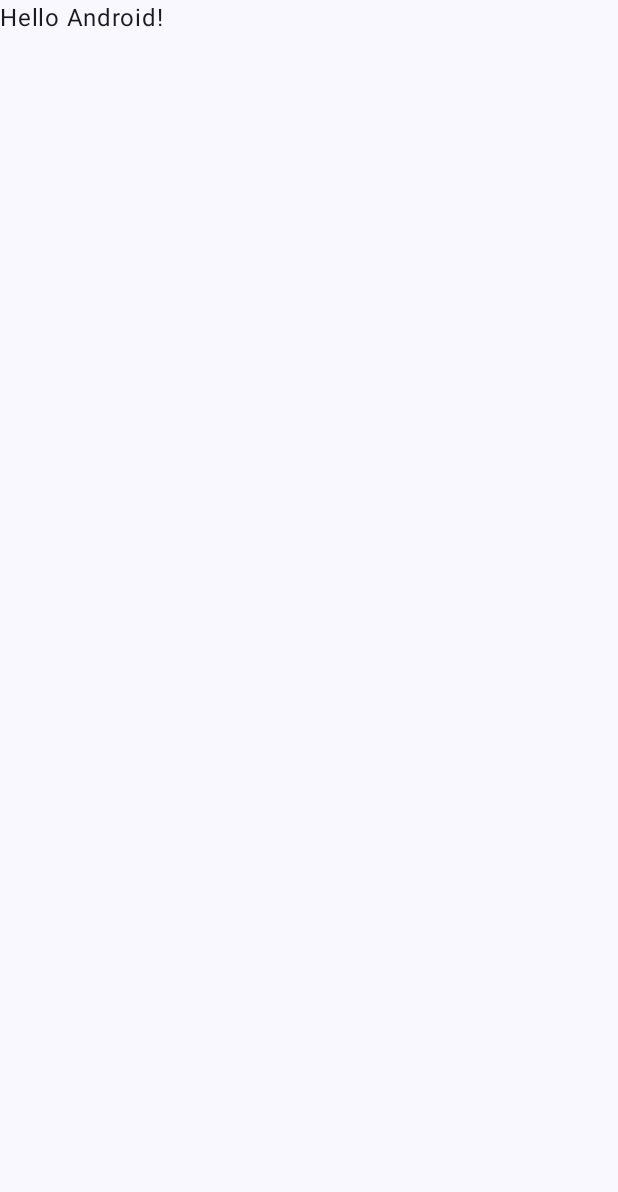
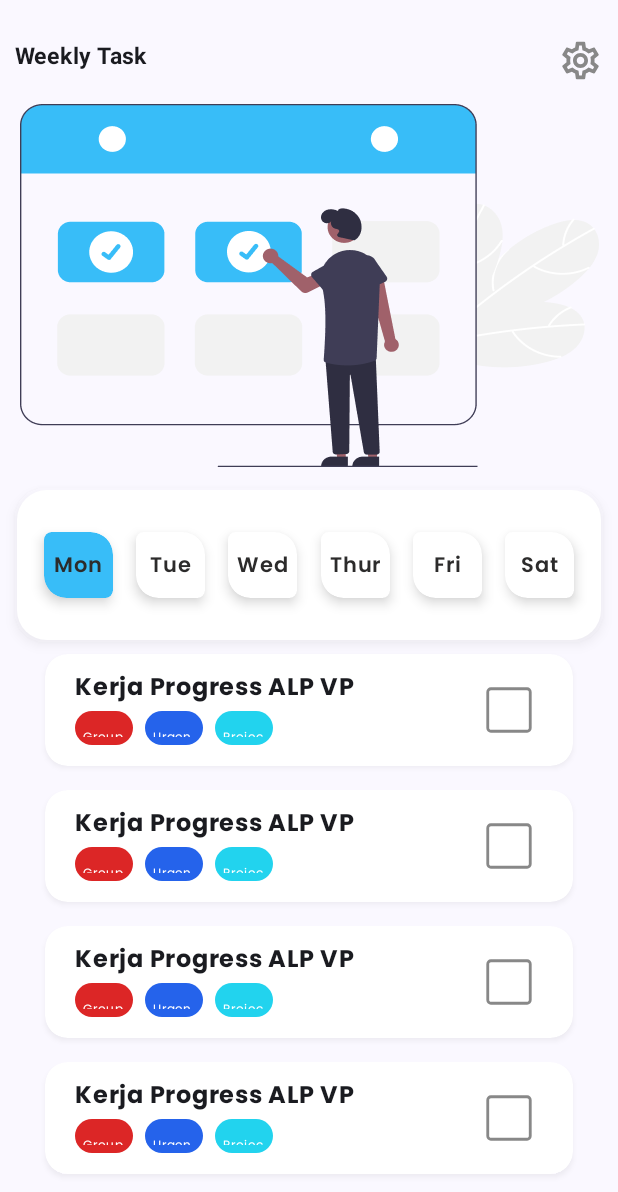
Before and after one commit to jasonmiracleg/ALP_VP, an Android app built with Jetpack Compose: the screen it shows after launch (MainActivity), on a phone screen of 412 x 824 dp. Before the commit the part shown is almost empty. Shown: the top 1192 px of the screen. Run offline under Robolectric (Android 15) with nearby library versions, the phone set to English and light mode, and no system bars.

Commit message:
feature: add view todolist

```diff
--- a/app/build.gradle.kts
+++ b/app/build.gradle.kts
@@ -5,7 +5,7 @@ plugins {
 
 android {
     namespace = "com.example.alp_vp"
-    compileSdk = 33
+    compileSdk = 34
 
     defaultConfig {
         applicationId = "com.example.alp_vp"
--- a/app/src/main/java/com/example/alp_vp/MainActivity.kt
+++ b/app/src/main/java/com/example/alp_vp/MainActivity.kt
@@ -11,6 +11,10 @@ import androidx.compose.runtime.Composable
 import androidx.compose.ui.Modifier
 import androidx.compose.ui.tooling.preview.Preview
 import com.example.alp_vp.ui.theme.ALP_VPTheme
+import com.example.alp_vp.ui.view.to_do_list.FormCreateView
+import com.example.alp_vp.ui.view.to_do_list.HomeView
+import com.example.alp_vp.ui.view.to_do_list.WeeklyTaskPreview
+import com.example.alp_vp.ui.view.to_do_list.WeeklyTaskView
 
 class MainActivity : ComponentActivity() {
     override fun onCreate(savedInstanceState: Bundle?) {
@@ -22,25 +26,9 @@ class MainActivity : ComponentActivity() {
                     modifier = Modifier.fillMaxSize(),
                     color = MaterialTheme.colorScheme.background
                 ) {
-                    Greeting("Android")
+                    WeeklyTaskView()
                 }
             }
         }
     }
 }
-
-@Composable
-fun Greeting(name: String, modifier: Modifier = Modifier) {
-    Text(
-        text = "Hello $name!",
-        modifier = modifier
-    )
-}
-
-@Preview(showBackground = true)
-@Composable
-fun GreetingPreview() {
-    ALP_VPTheme {
-        Greeting("Android")
-    }
-}
--- /dev/null
+++ b/app/src/main/java/com/example/alp_vp/ui/component/oneWeekCard.kt
@@ -0,0 +1,177 @@
+package com.example.alp_vp.ui.component
+
+import androidx.compose.foundation.background
+import androidx.compose.foundation.layout.Arrangement
+import androidx.compose.foundation.layout.Box
+import androidx.compose.foundation.layout.Row
+import androidx.compose.foundation.layout.height
+import androidx.compose.foundation.layout.padding
+import androidx.compose.foundation.layout.width
+import androidx.compose.foundation.shape.RoundedCornerShape
+import androidx.compose.material3.Text
+import androidx.compose.runtime.Composable
+import androidx.compose.ui.Alignment
+import androidx.compose.ui.Modifier
+import androidx.compose.ui.draw.shadow
+import androidx.compose.ui.graphics.Color
+import androidx.compose.ui.text.font.FontWeight
+import androidx.compose.ui.unit.dp
+import androidx.compose.ui.unit.sp
+import com.example.alp_vp.ui.theme.poppins
+
+@Composable
+fun oneWeekCard(){
+    Box{
+        Row (
+            modifier = Modifier
+                .shadow(
+                    elevation = 4.dp,
+                    spotColor = Color(0x40000000),
+                    ambientColor = Color(0x40000000),
+                    shape = RoundedCornerShape(size = 20.dp)
+                )
+                .padding(1.dp)
+                .width(405.dp)
+                .height(100.dp)
+                .background(color = Color(0xFFFFFFFF), shape = RoundedCornerShape(size = 20.dp))
+                .padding(18.dp,18.dp),
+            horizontalArrangement = Arrangement.SpaceBetween,
+            verticalAlignment = Alignment.CenterVertically
+        ){
+            Box(
+                modifier = Modifier
+                    .shadow(
+                        elevation = 5.dp,
+                        spotColor = Color(0xFF0F0F0F),
+                        ambientColor = Color(0x40000000),
+                        shape = RoundedCornerShape(5.dp, 15.dp,5.dp,15.dp)
+                    )
+                    .width(46.dp)
+                    .height(44.dp)
+                    .background(color = Color(0xFF38BDF8), shape = RoundedCornerShape(5.dp, 15.dp,5.dp,15.dp))
+
+            ){
+                Text(
+                    text = "Mon",
+                    fontSize = 14.sp,
+                    fontFamily = poppins,
+                    fontWeight = FontWeight(600),
+                    color = Color(0xFF2C2B2B),
+                    modifier = Modifier
+                        .align(Alignment.Center)
+                )
+            }
+            Box(
+                Modifier
+                    .shadow(
+                        elevation = 5.dp,
+                        spotColor = Color(0xFF0F0F0F),
+                        ambientColor = Color(0x40000000),
+                        shape = RoundedCornerShape(5.dp, 15.dp,5.dp,15.dp)
+                    )
+                    .width(46.dp)
+                    .height(44.dp)
+                    .background(color = Color(0xFFFFFFFF), shape = RoundedCornerShape(5.dp, 15.dp,5.dp,15.dp))
+            ){
+                Text(
+                    text = "Tue",
+                    fontSize = 14.sp,
+                    fontFamily = poppins,
+                    fontWeight = FontWeight(600),
+                    color = Color(0xFF2C2B2B),
+                    modifier = Modifier
+                        .align(Alignment.Center)
+                )
+            }
+            Box(
+                Modifier
+                    .shadow(
+                        elevation = 5.dp,
+                        spotColor = Color(0xFF0F0F0F),
+                        ambientColor = Color(0x40000000),
+                        shape = RoundedCornerShape(5.dp, 15.dp,5.dp,15.dp)
+                    )
+                    .width(46.dp)
+                    .height(44.dp)
+                    .background(color = Color(0xFFFFFFFF), shape = RoundedCornerShape(5.dp, 15.dp,5.dp,15.dp))
+
+            ){
+                Text(text = "Wed",
+                    fontSize = 14.sp,
+                    fontFamily = poppins,
+                    fontWeight = FontWeight(600),
+                    color = Color(0xFF2C2B2B),
+                    modifier = Modifier
+                        .align(Alignment.Center)
+                )
+            }
+            Box(
+                Modifier
+                    .shadow(
+                        elevation = 5.dp,
+                        spotColor = Color(0xFF0F0F0F),
+                        ambientColor = Color(0x40000000),
+                        shape = RoundedCornerShape(5.dp, 15.dp,5.dp,15.dp)
+                    )
+                    .width(46.dp)
+                    .height(44.dp)
+                    .background(color = Color(0xFFFFFFFF), shape = RoundedCornerShape(5.dp, 15.dp,5.dp,15.dp))
+
+            ){
+                Text(text = "Thur",
+                    fontSize = 14.sp,
+                    fontFamily = poppins,
+                    fontWeight = FontWeight(600),
+                    color = Color(0xFF2C2B2B),
+                    modifier = Modifier
+                        .align(Alignment.Center)
+                )
+            }
+            Box(
+                Modifier
+                    .shadow(
+                        elevation = 5.dp,
+                        spotColor = Color(0xFF0F0F0F),
+                        ambientColor = Color(0x40000000),
+                        shape = RoundedCornerShape(5.dp, 15.dp,5.dp,15.dp)
+                    )
+                    .width(46.dp)
+                    .height(44.dp)
+                    .background(color = Color(0xFFFFFFFF), shape = RoundedCornerShape(5.dp, 15.dp,5.dp,15.dp))
+
+            ){
+                Text(text = "Fri",
+                    fontSize = 14.sp,
+                    fontFamily = poppins,
+                    fontWeight = FontWeight(600),
+                    color = Color(0xFF2C2B2B),
+                    modifier = Modifier
+                        .align(Alignment.Center)
+                )
+            }
+            Box(
+                Modifier
+                    .shadow(
+                        elevation = 5.dp,
+                        spotColor = Color(0xFF0F0F0F),
+                        ambientColor = Color(0x40000000),
+                        shape = RoundedCornerShape(5.dp, 15.dp,5.dp,15.dp)
+                    )
+                    .width(46.dp)
+                    .height(44.dp)
+                    .background(color = Color(0xFFFFFFFF), shape = RoundedCornerShape(5.dp, 15.dp,5.dp,15.dp))
+
+            ){
+                Text(text = "Sat",
+                    fontSize = 14.sp,
+                    fontFamily = poppins,
+                    fontWeight = FontWeight(600),
+                    color = Color(0xFF2C2B2B),
+                    modifier = Modifier
+                        .align(Alignment.Center)
+                )
+            }
+        }
+
+    }
+}
--- /dev/null
+++ b/app/src/main/java/com/example/alp_vp/ui/component/todolistCard.kt
@@ -0,0 +1,145 @@
+package com.example.alp_vp.ui.component
+
+import androidx.compose.foundation.background
+import androidx.compose.foundation.clickable
+import androidx.compose.foundation.layout.Arrangement
+import androidx.compose.foundation.layout.Box
+import androidx.compose.foundation.layout.Column
+import androidx.compose.foundation.layout.Row
+import androidx.compose.foundation.layout.fillMaxWidth
+import androidx.compose.foundation.layout.height
+import androidx.compose.foundation.layout.padding
+import androidx.compose.foundation.layout.size
+import androidx.compose.foundation.layout.width
+import androidx.compose.foundation.shape.CircleShape
+import androidx.compose.foundation.shape.RoundedCornerShape
+import androidx.compose.material3.Icon
+import androidx.compose.material3.Text
+import androidx.compose.runtime.Composable
+import androidx.compose.runtime.getValue
+import androidx.compose.runtime.mutableStateOf
+import androidx.compose.runtime.saveable.rememberSaveable
+import androidx.compose.runtime.setValue
+import androidx.compose.ui.Alignment
+import androidx.compose.ui.Modifier
+import androidx.compose.ui.draw.shadow
+import androidx.compose.ui.graphics.Color
+import androidx.compose.ui.res.painterResource
+import androidx.compose.ui.text.font.FontWeight
+import androidx.compose.ui.unit.dp
+import androidx.compose.ui.unit.sp
+import com.example.alp_vp.R
+import com.example.alp_vp.ui.theme.poppins
+
+val merah = Color(0xFFDC2626)
+val biru = Color(0xFF2563EB)
+val biruMuda = Color(0xFF22D3EE)
+
+@Composable
+fun todoListCard(){
+    var isChecked by rememberSaveable { mutableStateOf(false) }
+
+    Box(
+        modifier = Modifier
+            .padding(20.dp, 8.dp)
+            .shadow(
+                elevation = 2.dp,
+                spotColor = Color(0x40000000),
+                ambientColor = Color(0x40000000),
+                shape = RoundedCornerShape(15.dp)
+            )
+            .background(color = Color(0xFFFFFFFF), shape = RoundedCornerShape(15.dp))
+            .padding(20.dp, 10.dp)
+            .fillMaxWidth()
+    ){
+        Column (
+            modifier = Modifier
+                .fillMaxWidth()
+        ){
+            Row (
+                verticalAlignment = Alignment.CenterVertically,
+
+                ){
+                Column (
+                    modifier = Modifier
+                        .weight(0.8f)
+                ){
+                    Text(
+                        text = "Kerja Progress ALP VP",
+                        fontFamily = poppins,
+                        fontWeight = FontWeight.Bold,
+                        fontSize = 16.sp
+                    )
+                    Row (
+                        horizontalArrangement = Arrangement.SpaceEvenly
+                    ){
+                        Text(
+                            text = "Group",
+                            modifier = Modifier
+                                .padding(top = 4.dp, bottom = 4.dp, end = 8.dp)
+                                .background(merah, shape = CircleShape)
+                                .padding(5.dp)
+                                .width(28.dp)
+                                .height(12.dp),
+                            color = Color.White,
+                            fontFamily = poppins,
+                            fontSize = 8.sp
+                        )
+                        Text(
+                            text = "Urgent",
+                            modifier = Modifier
+                                .padding(top = 4.dp, bottom = 4.dp, end = 8.dp)
+                                .background(biru, shape = CircleShape)
+                                .padding(5.dp)
+                                .width(28.dp)
+                                .height(12.dp),
+                            color = Color.White,
+                            fontFamily = poppins,
+                            fontSize = 8.sp
+                        )
+                        Text(
+                            text = "Project",
+                            modifier = Modifier
+                                .padding(top = 4.dp, bottom = 4.dp, end = 8.dp)
+                                .background(biruMuda, shape = CircleShape)
+                                .padding(5.dp)
+                                .width(28.dp)
+                                .height(12.dp),
+                            color = Color.White,
+                            fontFamily = poppins,
+                            fontSize = 8.sp
+                        )
+                    }
+                }
+
+                if (isChecked){
+                    Icon(
+                        painterResource(id = R.drawable.checkbox_selesai),
+                        contentDescription = null,
+                        modifier = Modifier
+                            .size(45.dp)
+                            .width(1.dp)
+                            .clickable {
+                                isChecked = false;
+                            },
+                        tint = Color.Gray,
+                    )
+                }
+                else{
+                    Icon(
+                        painterResource(id = R.drawable.checkbox_blank),
+                        contentDescription = null,
+                        modifier = Modifier
+                            .size(45.dp)
+                            .width(1.dp)
+                            .clickable {
+                                isChecked =true;
+                            },
+                        tint = Color.Gray,
+                    )
+                }
+
+            }
+        }
+    }
+}
--- a/app/src/main/java/com/example/alp_vp/ui/theme/Type.kt
+++ b/app/src/main/java/com/example/alp_vp/ui/theme/Type.kt
@@ -2,9 +2,11 @@ package com.example.alp_vp.ui.theme
 
 import androidx.compose.material3.Typography
 import androidx.compose.ui.text.TextStyle
+import androidx.compose.ui.text.font.Font
 import androidx.compose.ui.text.font.FontFamily
 import androidx.compose.ui.text.font.FontWeight
 import androidx.compose.ui.unit.sp
+import com.example.alp_vp.R
 
 // Set of Material typography styles to start with
 val Typography = Typography(
@@ -32,3 +34,10 @@ val Typography = Typography(
     )
     */
 )
+
+val poppins = FontFamily(
+    Font(R.font.poppins_regular, FontWeight.Normal),
+    Font(R.font.poppins_medium, FontWeight.Medium),
+    Font(R.font.poppins_bold, FontWeight.Bold),
+    Font(R.font.poppins_semibold, FontWeight.SemiBold),
+)
--- /dev/null
+++ b/app/src/main/java/com/example/alp_vp/ui/view/to_do_list/WeeklyTaskView.kt
@@ -0,0 +1,69 @@
+package com.example.alp_vp.ui.view.to_do_list
+
+import androidx.compose.foundation.Image
+import androidx.compose.foundation.layout.Column
+import androidx.compose.foundation.layout.Row
+import androidx.compose.foundation.layout.Spacer
+import androidx.compose.foundation.layout.padding
+import androidx.compose.foundation.layout.size
+import androidx.compose.foundation.lazy.LazyColumn
+import androidx.compose.material.icons.Icons
+import androidx.compose.material.icons.outlined.Settings
+import androidx.compose.material3.Icon
+import androidx.compose.material3.Text
+import androidx.compose.runtime.Composable
+import androidx.compose.ui.Alignment
+import androidx.compose.ui.Modifier
+import androidx.compose.ui.graphics.Color
+import androidx.compose.ui.res.painterResource
+import androidx.compose.ui.text.font.FontWeight
+import androidx.compose.ui.tooling.preview.Preview
+import androidx.compose.ui.unit.dp
+import androidx.compose.ui.unit.sp
+import com.example.alp_vp.R
+import com.example.alp_vp.ui.component.oneWeekCard
+import com.example.alp_vp.ui.component.todoListCard
+
+@Composable
+fun WeeklyTaskView(){
+     Column (
+         horizontalAlignment = Alignment.CenterHorizontally,
+         modifier = Modifier
+             .padding(10.dp, 25.dp)
+     ){
+         Row {
+             Text(
+                 text = "Weekly Task",
+                 fontSize = 15.sp,
+                 fontWeight = FontWeight.Bold
+             )
+             Spacer(modifier = Modifier.weight(1f))
+             Icon(
+                 imageVector = Icons.Outlined.Settings,
+                 contentDescription = null,
+                 modifier = Modifier
+                     .size(30.dp),
+                 tint = Color.Gray
+             )
+         }
+         Image(
+             painter = painterResource(id = R.drawable.gambar_weeklytask),
+             contentDescription = null,
+             modifier = Modifier
+                 .padding(vertical = 14.dp)
+         )
+         oneWeekCard()
+         LazyColumn{
+             items(5){
+                 todoListCard()
+             }
+         }
+     }
+}
+
+
+@Preview(showBackground = true, showSystemUi = true)
+@Composable
+fun WeeklyTaskPreview(){
+    WeeklyTaskView()
+}
--- /dev/null
+++ b/app/src/main/res/drawable-nodpi/checkbox_blank.xml
@@ -0,0 +1,9 @@
+<vector xmlns:android="http://schemas.android.com/apk/res/android"
+    android:width="24dp"
+    android:height="24dp"
+    android:viewportWidth="960"
+    android:viewportHeight="960">
+  <path
+      android:fillColor="#FF000000"
+      android:pathData="M224.62,800Q197,800 178.5,781.5 160,763 160,735.39v-510.77Q160,197 178.5,178.5 197,160 224.62,160h510.77Q763,160 781.5,178.5 800,197 800,224.61v510.77Q800,763 781.5,781.5 763,800 735.39,800h-510.77ZM224.62,760h510.77q9.23,0 16.92,-7.69Q760,744.61 760,735.39v-510.77q0,-9.23 -7.69,-16.92Q744.61,200 735.39,200h-510.77q-9.23,0 -16.92,7.69Q200,215.39 200,224.61v510.77q0,9.23 7.69,16.92Q215.38,760 224.62,760Z"/>
+</vector>
--- /dev/null
+++ b/app/src/main/res/drawable-nodpi/checkbox_selesai.xml
@@ -0,0 +1,9 @@
+<vector xmlns:android="http://schemas.android.com/apk/res/android"
+    android:width="24dp"
+    android:height="24dp"
+    android:viewportWidth="960"
+    android:viewportHeight="960">
+  <path
+      android:fillColor="#FF000000"
+      android:pathData="m424,620.31 l255.85,-255.85 -28.31,-28.31L424,563.69l-114,-114L281.69,478 424,620.31ZM224.62,800Q197,800 178.5,781.5 160,763 160,735.39v-510.77Q160,197 178.5,178.5 197,160 224.62,160h510.77Q763,160 781.5,178.5 800,197 800,224.61v510.77Q800,763 781.5,781.5 763,800 735.39,800h-510.77ZM224.62,760h510.77q9.23,0 16.92,-7.69Q760,744.61 760,735.39v-510.77q0,-9.23 -7.69,-16.92Q744.61,200 735.39,200h-510.77q-9.23,0 -16.92,7.69Q200,215.39 200,224.61v510.77q0,9.23 7.69,16.92Q215.38,760 224.62,760ZM200,200v560,-560Z"/>
+</vector>
--- /dev/null
+++ b/app/src/main/res/drawable/kotak_todolist.xml
@@ -0,0 +1,5 @@
+<vector android:height="24dp" android:tint="#000000"
+    android:viewportHeight="24" android:viewportWidth="24"
+    android:width="24dp" xmlns:android="http://schemas.android.com/apk/res/android">
+    <path android:fillColor="@android:color/white" android:pathData="M18,4L6,4c-1.1,0 -2,0.9 -2,2v12c0,1.1 0.9,2 2,2h12c1.1,0 2,-0.9 2,-2L20,6c0,-1.1 -0.9,-2 -2,-2zM18,18L6,18L6,6h12v12z"/>
+</vector>
```
Also changed, not shown: app/src/main/java/com/example/alp_vp/ui/view/to_do_list/FormCreateView.kt (added, +165 -0 lines), app/src/main/java/com/example/alp_vp/ui/view/to_do_list/HomeView.kt (+97 -0 lines), app/src/main/java/com/example/alp_vp/ui/theme/Color.kt (line endings or trailing spaces), app/src/main/res/drawable-nodpi/gambar_weeklytask.png (added), app/src/main/res/drawable-nodpi/icons_add_task.png (added), app/src/main/res/drawable/rectangle_12.png (added), app/src/main/res/font/poppins_bold.ttf (added), app/src/main/res/font/poppins_medium.ttf (added), app/src/main/res/font/poppins_regular.ttf (added), app/src/main/res/font/poppins_semibold.ttf (added).
